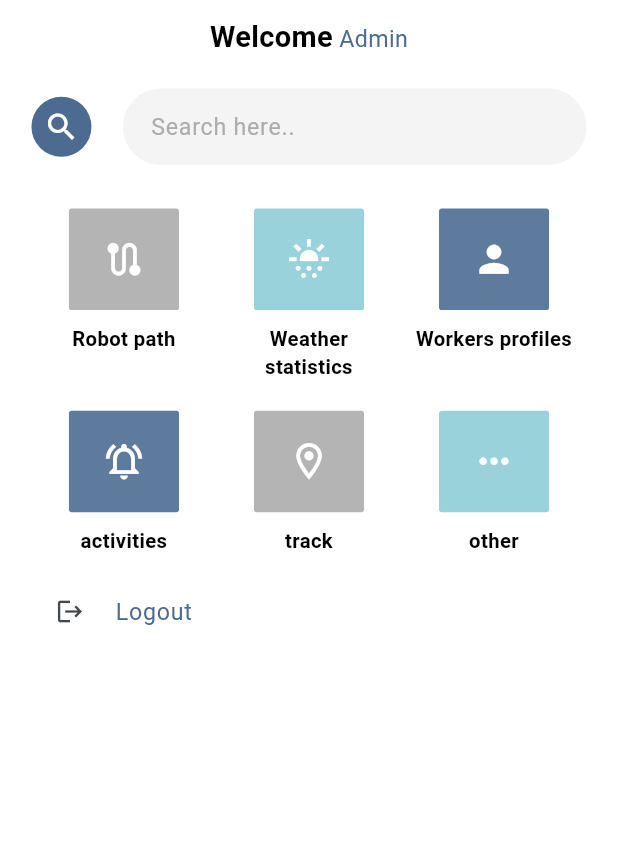
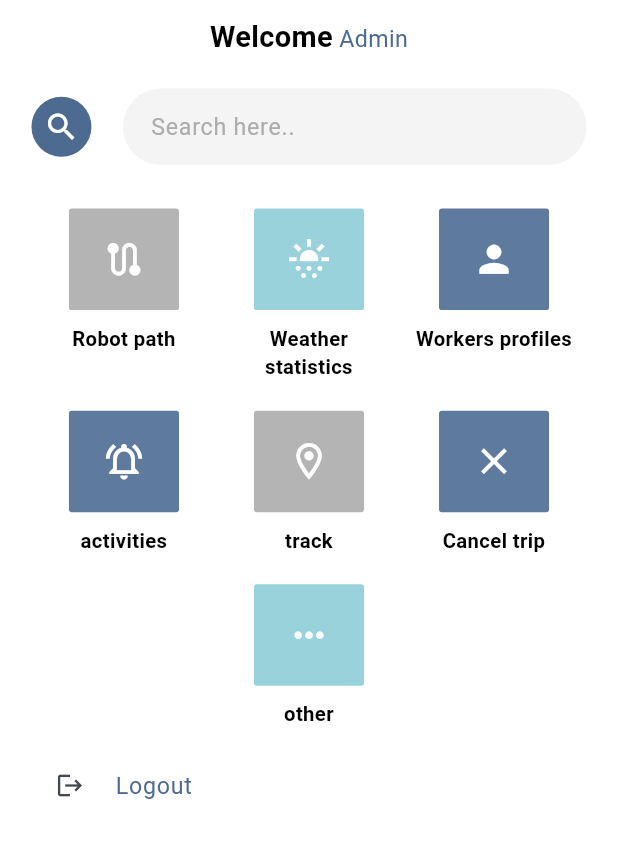
Before and after one commit to 0Ahmad0/smart_cleaner_app, a Flutter app: the HomeAdminScreen screen opened by its route, on a phone screen of 412 x 824 dp, the part 84-942 px from its top. Run offline on Flutter 3.47's test engine with Material 3 defaults, Android fonts, the phone set to English and light mode, and no system bars; our stand-ins replace animate_do, cloud_firestore, file_picker, firebase_auth, firebase_core, firebase_database and 14 more; missing offline and left inert: bcrypt, mailer, map_picker; accounts and stored records are empty; project files that could hold a hidden picture were left out.

Commit message:
feat: add cancel trip in admin

```diff
--- a/lib/app/screens/admin/home_admin_screen.dart
+++ b/lib/app/screens/admin/home_admin_screen.dart
@@ -112,13 +112,28 @@ class HomeAdminScreen extends StatelessWidget {
                   route: Routes.trackTheRobotRoute,
                 ),
                 ContainerHomeWidget(
+                  icon: Icons.close_outlined,
+                  text: StringManager.cancelTripText,
+                  route: Routes.robotOnDutyWorkerRoute,
+                ),
+              ],
+            ),
+            verticalSpace(20.h),
+            Row(
+              crossAxisAlignment: CrossAxisAlignment.start,
+
+              mainAxisAlignment: MainAxisAlignment.spaceBetween,
+              children: [
+                ContainerHomeWidget(
                   icon: Icons.more_horiz,
                   text: StringManager.otherText,
                   color: ColorManager.tealColor,
                   route: Routes.otherAdminRoute,
                 ),
+
               ],
             ),
+
             verticalSpace(10.h),
 
             ListTile(
```
